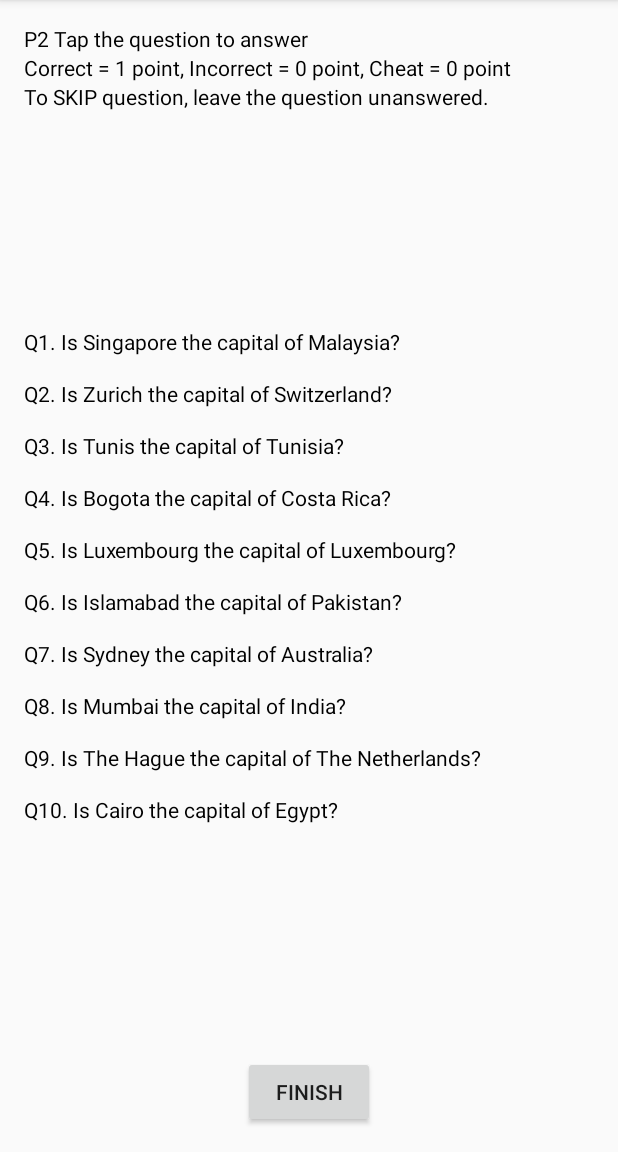
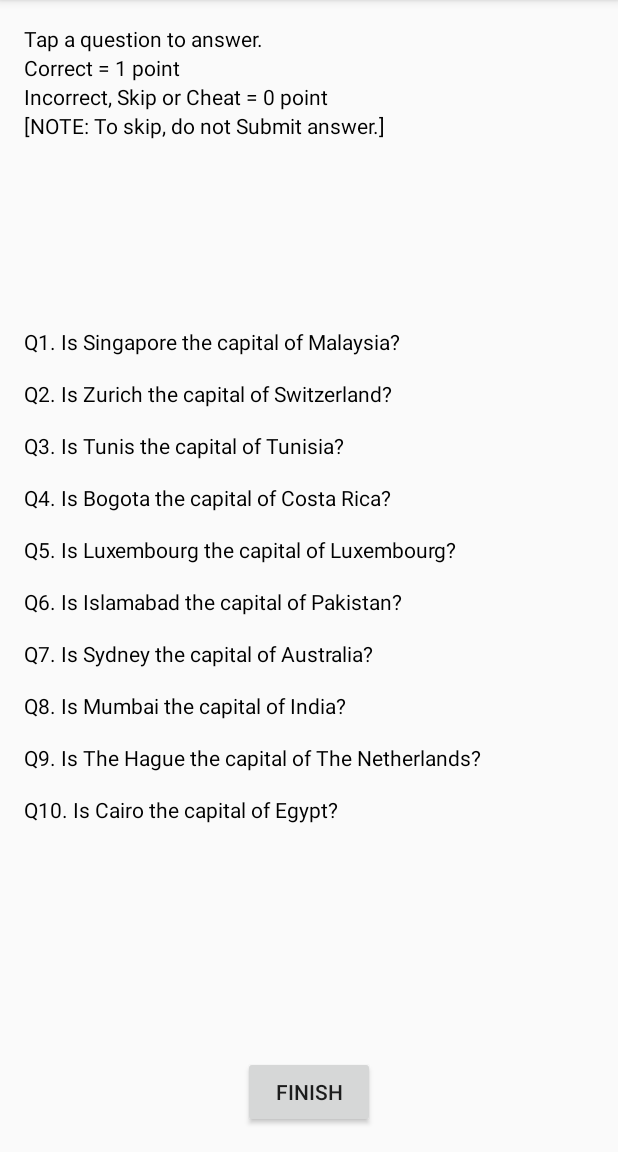
Before and after one commit to mattlim96/CapitalsOfCountriesQuiz, an Android app: the MPQuestionList2 screen opened directly, with no data from a screen before it, on a phone screen of 412 x 824 dp, the part 84-1236 px from its top. Run offline under Robolectric (Android 15) with nearby library versions, the phone set to English and light mode, and no system bars.

Commit message:
Minor Changes
Changed description on the question lists.

```diff
--- a/app/src/main/res/layout/activity_mpquestion_list2.xml
+++ b/app/src/main/res/layout/activity_mpquestion_list2.xml
@@ -22,24 +22,31 @@
         android:layout_alignParentStart="true">
 
         <TextView
-            android:text="P2 Tap the question to answer"
+            android:text="Tap a question to answer."
             android:layout_width="wrap_content"
+            android:layout_height="wrap_content"
             android:textColor="#000000"
-            android:layout_height="wrap_content"
             android:id="@+id/TextView1"/>
         <TextView
-            android:text="Correct = 1 point, Incorrect = 0 point, Cheat = 0 point"
+            android:text="Correct = 1 point"
             android:layout_width="wrap_content"
             android:layout_height="wrap_content"
             android:textColor="#000000"
             android:id="@+id/TextView2"/>
 
         <TextView
-            android:text="To SKIP question, leave the question unanswered."
+            android:text="Incorrect, Skip or Cheat = 0 point"
             android:layout_width="wrap_content"
             android:layout_height="wrap_content"
             android:textColor="#000000"
-            android:id="@+id/textView3"/>
+            android:id="@+id/TextView3"/>
+
+        <TextView
+            android:text="[NOTE: To skip, do not Submit answer.]"
+            android:layout_width="wrap_content"
+            android:textColor="#000000"
+            android:layout_height="wrap_content"
+            android:id="@+id/textView4"/>
 
     </LinearLayout>
 
```
Also changed, not shown: app/src/main/res/layout/activity_mpquestion_list.xml (+11 -4 lines), app/src/main/res/layout/activity_spquestion_list.xml (+11 -4 lines), 1 other file.
